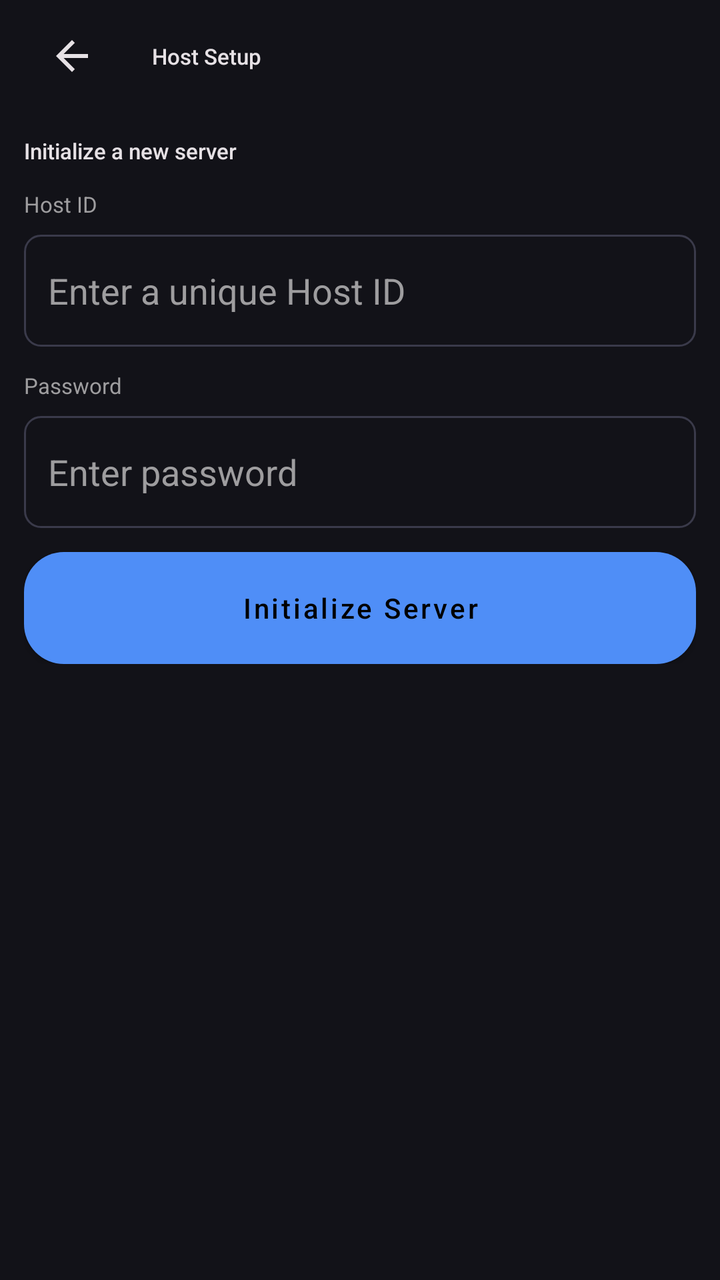
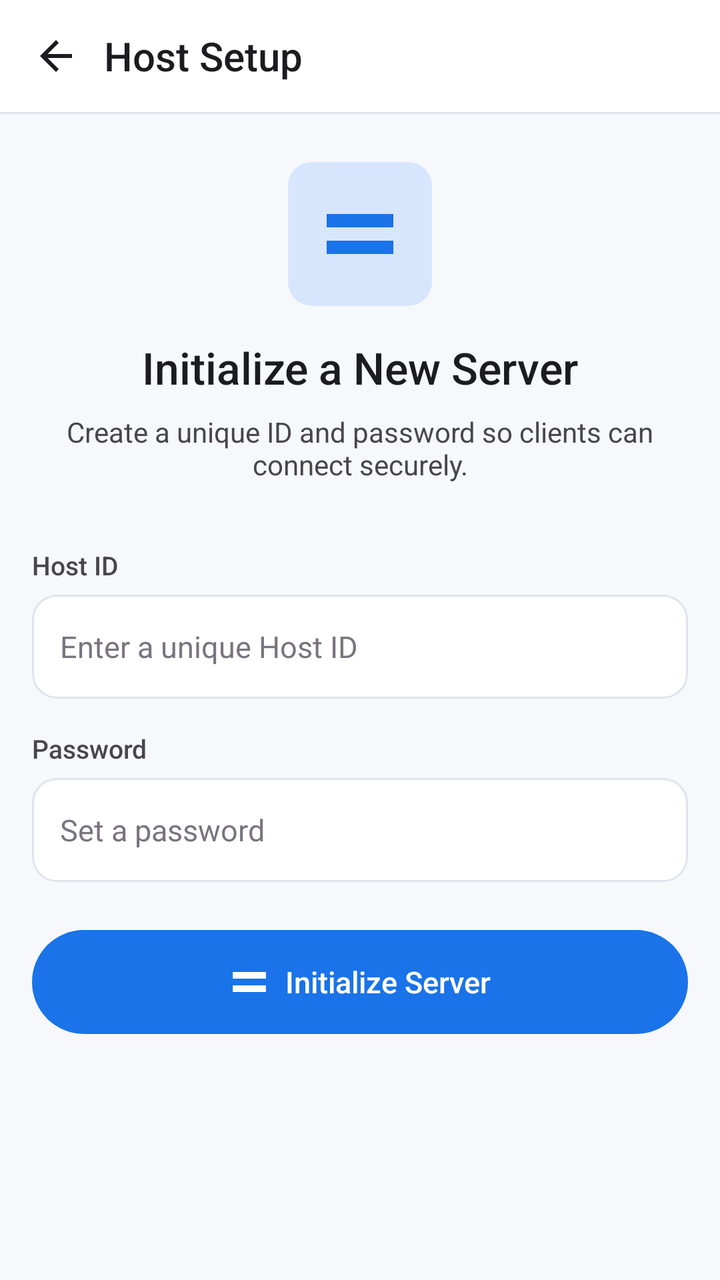

Screens rendered from an Android XML layout before and after an edit, with the pre-edit source and the edit as a unified diff.
<!-- AndroidManifest.xml: application theme Theme.StoreMeNative -->
<!-- res/layout/activity_create_server.xml -->
<?xml version="1.0" encoding="utf-8"?>
<LinearLayout xmlns:android="http://schemas.android.com/apk/res/android"
        android:layout_width="match_parent"
        android:layout_height="match_parent"
        android:orientation="vertical"
        android:background="@color/md3_bg">

    <LinearLayout
        android:layout_width="match_parent"
        android:layout_height="56dp"
        android:orientation="horizontal"
        android:gravity="center_vertical"
        android:paddingHorizontal="12dp">
        <ImageView
        android:id="@+id/btnBack"
        android:layout_width="48dp"
        android:layout_height="48dp"
        android:src="@drawable/ic_back"
        android:tint="@color/md3_text_primary"
        android:padding="12dp"
        android:background="?attr/selectableItemBackgroundBorderless"
        android:clickable="true"
        android:focusable="true"/>
        <TextView
        android:layout_width="wrap_content"
        android:layout_height="wrap_content"
        android:text="Host Setup"
        android:textColor="@color/md3_text_primary"
        android:textSize="11sp"
        android:fontFamily="sans-serif-medium"
        android:layout_marginStart="16dp"/>
        
</LinearLayout>

    <ScrollView
        android:layout_width="match_parent"
        android:layout_height="match_parent"
        android:padding="12dp">
        <LinearLayout
        android:layout_width="match_parent"
        android:layout_height="wrap_content"
        android:orientation="vertical">

            <TextView
        android:layout_width="wrap_content"
        android:layout_height="wrap_content"
        android:text="Initialize a new server"
        android:textSize="11sp"
        android:textColor="@color/md3_text_primary"
        android:fontFamily="sans-serif-medium"
        android:layout_marginBottom="12dp"/>

            <TextView
        android:layout_width="wrap_content"
        android:layout_height="wrap_content"
        android:text="Host ID"
        android:textColor="@color/md3_text_secondary"
        android:textSize="11sp"
        android:layout_marginBottom="8dp"/>
            <EditText
        android:id="@+id/editHostId"
        android:layout_width="match_parent"
        android:layout_height="56dp"
        android:background="@drawable/bg_md3_input"
        android:paddingHorizontal="12dp"
        android:textColor="@color/md3_text_primary"
        android:textColorHint="@color/md3_text_secondary"
        android:hint="Enter a unique Host ID"
        android:layout_marginBottom="12dp"/>

            <TextView
        android:layout_width="wrap_content"
        android:layout_height="wrap_content"
        android:text="Password"
        android:textColor="@color/md3_text_secondary"
        android:textSize="11sp"
        android:layout_marginBottom="8dp"/>
            <EditText
        android:id="@+id/editPassword"
        android:layout_width="match_parent"
        android:layout_height="56dp"
        android:background="@drawable/bg_md3_input"
        android:paddingHorizontal="12dp"
        android:textColor="@color/md3_text_primary"
        android:textColorHint="@color/md3_text_secondary"
        android:hint="Enter password"
        android:inputType="textPassword"/>

            <ProgressBar
        android:id="@+id/progressLoading"
        android:layout_width="wrap_content"
        android:layout_height="wrap_content"
        android:layout_gravity="center"
        android:layout_marginTop="12dp"
        android:visibility="gone"/>

            <Button
        android:background="@drawable/bg_md3_button"
        android:textColor="#000000"
        android:textAllCaps="false"
        android:textSize="14sp"
        android:id="@+id/btnCreate"
        android:layout_width="match_parent"
        android:layout_height="56dp"
        android:layout_marginTop="12dp"
        android:text="Initialize Server"
        android:fontFamily="sans-serif-medium"/>
        </LinearLayout>
    </ScrollView>
</LinearLayout>
<!-- resources referenced by this layout -->
<resources>
  <color name="md3_bg">#121218</color>
  <color name="md3_text_primary">#E6E1E5</color>
  <color name="md3_text_secondary">#9E9D9F</color>
  <!-- drawable bg_md3_button (drawable) -->
  <?xml version="1.0" encoding="utf-8"?>
  <shape xmlns:android="http://schemas.android.com/apk/res/android" android:shape="rectangle">
      <solid android:color="@color/md3_primary" />
      <corners android:radius="20dp" />
  </shape>
  <!-- drawable bg_md3_input (drawable) -->
  <?xml version="1.0" encoding="utf-8"?>
  <shape xmlns:android="http://schemas.android.com/apk/res/android">
      <solid android:color="@color/transparent"/>
      <stroke android:width="1dp" android:color="@color/md3_outline"/>
      <corners android:radius="8dp"/>
      <padding android:left="16dp" android:right="16dp" android:top="16dp" android:bottom="16dp"/>
  </shape>
  <!-- drawable ic_back (drawable) -->
  <vector xmlns:android="http://schemas.android.com/apk/res/android" android:width="24dp" android:height="24dp" android:viewportWidth="24" android:viewportHeight="24"><path android:pathData="M20 11H7.83l5.59-5.59L12 4l-8 8 8 8 1.41-1.41L7.83 13H20v-2z" android:fillColor="#111827"/></vector>
  <style name="Theme.StoreMeNative" parent="Theme.MaterialComponents.DayNight.NoActionBar">
          <item name="android:windowBackground">@color/md3_bg</item>
          <item name="android:statusBarColor">@color/md3_bg</item>
          <item name="android:windowLightStatusBar">false</item>
          <item name="colorPrimary">@color/md3_primary</item>
          <item name="colorAccent">@color/md3_primary</item>
          
          
          <item name="colorControlHighlight">#33FFFFFF</item>
      </style>
  <color name="md3_primary">#4F8EF7</color>
  <color name="transparent">#00000000</color>
  <color name="md3_outline">#3A3A4A</color>
</resources>

<!-- the commit's change to res/layout/activity_create_server.xml (unified diff, before → after) -->
@@ -1,110 +1,164 @@
 <?xml version="1.0" encoding="utf-8"?>
 <LinearLayout xmlns:android="http://schemas.android.com/apk/res/android"
-        android:layout_width="match_parent"
-        android:layout_height="match_parent"
-        android:orientation="vertical"
-        android:background="@color/md3_bg">
+    android:layout_width="match_parent"
+    android:layout_height="match_parent"
+    android:orientation="vertical"
+    android:background="@color/md3_bg">
 
+    
     <LinearLayout
         android:layout_width="match_parent"
         android:layout_height="56dp"
         android:orientation="horizontal"
         android:gravity="center_vertical"
-        android:paddingHorizontal="12dp">
+        android:paddingHorizontal="4dp"
+        android:background="@color/md3_surface">
         <ImageView
-        android:id="@+id/btnBack"
-        android:layout_width="48dp"
-        android:layout_height="48dp"
-        android:src="@drawable/ic_back"
-        android:tint="@color/md3_text_primary"
-        android:padding="12dp"
-        android:background="?attr/selectableItemBackgroundBorderless"
-        android:clickable="true"
-        android:focusable="true"/>
+            android:id="@+id/btnBack"
+            android:layout_width="48dp"
+            android:layout_height="48dp"
+            android:src="@drawable/ic_back"
+            android:tint="@color/md3_text_primary"
+            android:padding="12dp"
+            android:background="?attr/selectableItemBackgroundBorderless"
+            android:clickable="true"
+            android:focusable="true"/>
         <TextView
-        android:layout_width="wrap_content"
-        android:layout_height="wrap_content"
-        android:text="Host Setup"
-        android:textColor="@color/md3_text_primary"
-        android:textSize="11sp"
-        android:fontFamily="sans-serif-medium"
-        android:layout_marginStart="16dp"/>
-        
-</LinearLayout>
+            android:layout_width="0dp"
+            android:layout_height="wrap_content"
+            android:layout_weight="1"
+            android:text="Host Setup"
+            android:textColor="@color/md3_text_primary"
+            android:textSize="20sp"
+            android:fontFamily="sans-serif-medium"/>
+    </LinearLayout>
+
+    <View android:layout_width="match_parent" android:layout_height="1dp"
+        android:background="@color/md3_outline"/>
 
     <ScrollView
         android:layout_width="match_parent"
         android:layout_height="match_parent"
-        android:padding="12dp">
+        android:padding="16dp">
         <LinearLayout
-        android:layout_width="match_parent"
-        android:layout_height="wrap_content"
-        android:orientation="vertical">
+            android:layout_width="match_parent"
+            android:layout_height="wrap_content"
+            android:orientation="vertical">
+
+            
+            <FrameLayout
+                android:layout_width="72dp"
+                android:layout_height="72dp"
+                android:background="@drawable/bg_md3_icon_container"
+                android:layout_gravity="center_horizontal"
+                android:layout_marginBottom="16dp"
+                android:layout_marginTop="8dp">
+                <ImageView
+                    android:layout_width="40dp"
+                    android:layout_height="40dp"
+                    android:src="@drawable/ic_server"
+                    android:tint="@color/md3_primary"
+                    android:layout_gravity="center"/>
+            </FrameLayout>
 
             <TextView
-        android:layout_width="wrap_content"
-        android:layout_height="wrap_content"
-        android:text="Initialize a new server"
-        android:textSize="11sp"
-        android:textColor="@color/md3_text_primary"
-        android:fontFamily="sans-serif-medium"
-        android:layout_marginBottom="12dp"/>
+                android:layout_width="wrap_content"
+                android:layout_height="wrap_content"
+                android:text="Initialize a New Server"
+                android:textSize="22sp"
+                android:fontFamily="sans-serif-medium"
+                android:textColor="@color/md3_text_primary"
+                android:layout_gravity="center_horizontal"
+                android:layout_marginBottom="8dp"/>
 
             <TextView
-        android:layout_width="wrap_content"
-        android:layout_height="wrap_content"
-        android:text="Host ID"
-        android:textColor="@color/md3_text_secondary"
-        android:textSize="11sp"
-        android:layout_marginBottom="8dp"/>
+                android:layout_width="wrap_content"
+                android:layout_height="wrap_content"
+                android:text="Create a unique ID and password so clients can connect securely."
+                android:textSize="14sp"
+                android:textColor="@color/md3_text_secondary"
+                android:gravity="center"
+                android:layout_gravity="center_horizontal"
+                android:layout_marginBottom="32dp"/>
+
+            
+            <TextView
+                android:layout_width="wrap_content"
+                android:layout_height="wrap_content"
+                android:text="Host ID"
+                android:textColor="@color/md3_text_secondary"
+                android:textSize="13sp"
+                android:fontFamily="sans-serif-medium"
+                android:layout_marginBottom="6dp"/>
             <EditText
-        android:id="@+id/editHostId"
-        android:layout_width="match_parent"
-        android:layout_height="56dp"
-        android:background="@drawable/bg_md3_input"
-        android:paddingHorizontal="12dp"
-        android:textColor="@color/md3_text_primary"
-        android:textColorHint="@color/md3_text_secondary"
-        android:hint="Enter a unique Host ID"
-        android:layout_marginBottom="12dp"/>
+                android:id="@+id/editHostId"
+                android:layout_width="match_parent"
+                android:layout_height="52dp"
+                android:background="@drawable/bg_md3_input"
+                android:paddingHorizontal="14dp"
+                android:textColor="@color/md3_text_primary"
+                android:textColorHint="@color/md3_text_tertiary"
+                android:hint="Enter a unique Host ID"
+                android:textSize="15sp"
+                android:layout_marginBottom="16dp"/>
 
+            
             <TextView
-        android:layout_width="wrap_content"
-        android:layout_height="wrap_content"
-        android:text="Password"
-        android:textColor="@color/md3_text_secondary"
-        android:textSize="11sp"
-        android:layout_marginBottom="8dp"/>
+                android:layout_width="wrap_content"
+                android:layout_height="wrap_content"
+                android:text="Password"
+                android:textColor="@color/md3_text_secondary"
+                android:textSize="13sp"
+                android:fontFamily="sans-serif-medium"
+                android:layout_marginBottom="6dp"/>
             <EditText
-        android:id="@+id/editPassword"
-        android:layout_width="match_parent"
-        android:layout_height="56dp"
-        android:background="@drawable/bg_md3_input"
-        android:paddingHorizontal="12dp"
-        android:textColor="@color/md3_text_primary"
-        android:textColorHint="@color/md3_text_secondary"
-        android:hint="Enter password"
-        android:inputType="textPassword"/>
+                android:id="@+id/editPassword"
+                android:layout_width="match_parent"
+                android:layout_height="52dp"
+                android:background="@drawable/bg_md3_input"
+                android:paddingHorizontal="14dp"
+                android:textColor="@color/md3_text_primary"
+                android:textColorHint="@color/md3_text_tertiary"
+                android:hint="Set a password"
+                android:inputType="textPassword"
+                android:textSize="15sp"
+                android:layout_marginBottom="24dp"/>
 
+            
             <ProgressBar
-        android:id="@+id/progressLoading"
-        android:layout_width="wrap_content"
-        android:layout_height="wrap_content"
-        android:layout_gravity="center"
-        android:layout_marginTop="12dp"
-        android:visibility="gone"/>
+                android:id="@+id/progressLoading"
+                android:layout_width="wrap_content"
+                android:layout_height="wrap_content"
+                android:layout_gravity="center"
+                android:layout_marginBottom="16dp"
+                android:visibility="gone"/>
 
-            <Button
-        android:background="@drawable/bg_md3_button"
-        android:textColor="#000000"
-        android:textAllCaps="false"
-        android:textSize="14sp"
-        android:id="@+id/btnCreate"
-        android:layout_width="match_parent"
-        android:layout_height="56dp"
-        android:layout_marginTop="12dp"
-        android:text="Initialize Server"
-        android:fontFamily="sans-serif-medium"/>
+            
+            <LinearLayout
+                android:id="@+id/btnCreate"
+                android:layout_width="match_parent"
+                android:layout_height="52dp"
+                android:background="@drawable/bg_md3_button_primary"
+                android:gravity="center"
+                android:orientation="horizontal"
+                android:clickable="true"
+                android:focusable="true">
+                <ImageView
+                    android:layout_width="20dp"
+                    android:layout_height="20dp"
+                    android:src="@drawable/ic_server"
+                    android:tint="@color/md3_text_on_primary"
+                    android:layout_marginEnd="8dp"/>
+                <TextView
+                    android:layout_width="wrap_content"
+                    android:layout_height="wrap_content"
+                    android:text="Initialize Server"
+                    android:textColor="@color/md3_text_on_primary"
+                    android:textSize="15sp"
+                    android:fontFamily="sans-serif-medium"/>
+            </LinearLayout>
+
         </LinearLayout>
     </ScrollView>
+
 </LinearLayout>
<!-- resource entries referenced after the edit -->
@@ -1,36 +1,64 @@
 <!-- resources referenced by this layout -->
 <resources>
-  <color name="md3_bg">#121218</color>
-  <color name="md3_text_primary">#E6E1E5</color>
-  <color name="md3_text_secondary">#9E9D9F</color>
-  <!-- drawable bg_md3_button (drawable) -->
+  <color name="md3_bg">#F6F8FB</color>
+  <color name="md3_text_primary">#1C1B1F</color>
+  <color name="md3_text_secondary">#49454F</color>
+  <color name="md3_text_tertiary">#79747E</color>
+  <!-- drawable bg_md3_button_primary (drawable) -->
   <?xml version="1.0" encoding="utf-8"?>
   <shape xmlns:android="http://schemas.android.com/apk/res/android" android:shape="rectangle">
-      <solid android:color="@color/md3_primary" />
-      <corners android:radius="20dp" />
+      <solid android:color="@color/md3_primary"/>
+      <corners android:radius="100dp"/>
+  </shape>
+  <!-- drawable bg_md3_icon_container (drawable) -->
+  <?xml version="1.0" encoding="utf-8"?>
+  <shape xmlns:android="http://schemas.android.com/apk/res/android" android:shape="rectangle">
+      <solid android:color="@color/md3_primary_container"/>
+      <corners android:radius="12dp"/>
   </shape>
   <!-- drawable bg_md3_input (drawable) -->
   <?xml version="1.0" encoding="utf-8"?>
-  <shape xmlns:android="http://schemas.android.com/apk/res/android">
-      <solid android:color="@color/transparent"/>
+  <shape xmlns:android="http://schemas.android.com/apk/res/android" android:shape="rectangle">
+      <solid android:color="@color/md3_surface"/>
+      <corners android:radius="12dp"/>
       <stroke android:width="1dp" android:color="@color/md3_outline"/>
-      <corners android:radius="8dp"/>
-      <padding android:left="16dp" android:right="16dp" android:top="16dp" android:bottom="16dp"/>
   </shape>
   <!-- drawable ic_back (drawable) -->
   <vector xmlns:android="http://schemas.android.com/apk/res/android" android:width="24dp" android:height="24dp" android:viewportWidth="24" android:viewportHeight="24"><path android:pathData="M20 11H7.83l5.59-5.59L12 4l-8 8 8 8 1.41-1.41L7.83 13H20v-2z" android:fillColor="#111827"/></vector>
-  <style name="Theme.StoreMeNative" parent="Theme.MaterialComponents.DayNight.NoActionBar">
+  <!-- drawable ic_server (drawable) -->
+  <?xml version="1.0" encoding="utf-8"?>
+  <vector xmlns:android="http://schemas.android.com/apk/res/android"
+      android:width="24dp"
+      android:height="24dp"
+      android:viewportWidth="24"
+      android:viewportHeight="24">
+      <path
+          android:fillColor="@color/accent_blue"
+          android:pathData="M2,6 H22 V10 H2 Z M2,14 H22 V18 H2 Z M6,8 A1,1 0 1,1 6,7.99 M6,16 A1,1 0 1,1 6,15.99"/>
+  </vector>
+  <style name="Theme.StoreMeNative" parent="Theme.MaterialComponents.Light.NoActionBar">
           <item name="android:windowBackground">@color/md3_bg</item>
-          <item name="android:statusBarColor">@color/md3_bg</item>
-          <item name="android:windowLightStatusBar">false</item>
+          <item name="android:statusBarColor">@color/md3_surface</item>
+          <item name="android:windowLightStatusBar">true</item>
+          <item name="android:navigationBarColor">@color/md3_surface</item>
+          <item name="android:windowLightNavigationBar">true</item>
           <item name="colorPrimary">@color/md3_primary</item>
+          <item name="colorPrimaryVariant">@color/md3_primary</item>
           <item name="colorAccent">@color/md3_primary</item>
-          
-          
-          <item name="colorControlHighlight">#33FFFFFF</item>
+          <item name="colorSurface">@color/md3_surface</item>
+          <item name="colorOnSurface">@color/md3_text_primary</item>
+          <item name="colorError">@color/md3_error</item>
+          <item name="colorControlHighlight">#1A1A73E8</item>
+          <item name="colorControlNormal">@color/md3_text_secondary</item>
+          <item name="android:textColorPrimary">@color/md3_text_primary</item>
+          <item name="android:textColorSecondary">@color/md3_text_secondary</item>
       </style>
-  <color name="md3_primary">#4F8EF7</color>
-  <color name="transparent">#00000000</color>
-  <color name="md3_outline">#3A3A4A</color>
+  <color name="md3_primary_container">#D8E6FD</color>
+  <color name="accent_blue">@color/md3_primary</color>
+  <color name="md3_error">#B3261E</color>
+  <color name="md3_primary">#1A73E8</color>
+  <color name="md3_surface">#FFFFFF</color>
+  <color name="md3_text_on_primary">#FFFFFF</color>
+  <color name="md3_outline">#E0E4EC</color>
 </resources>
 
